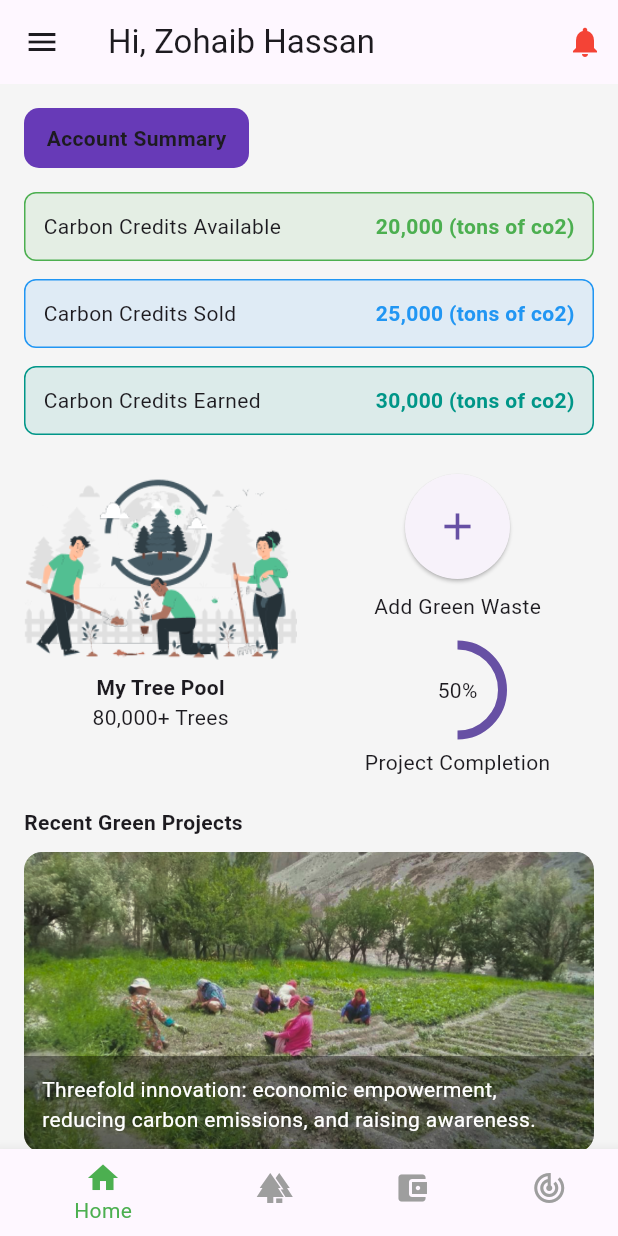
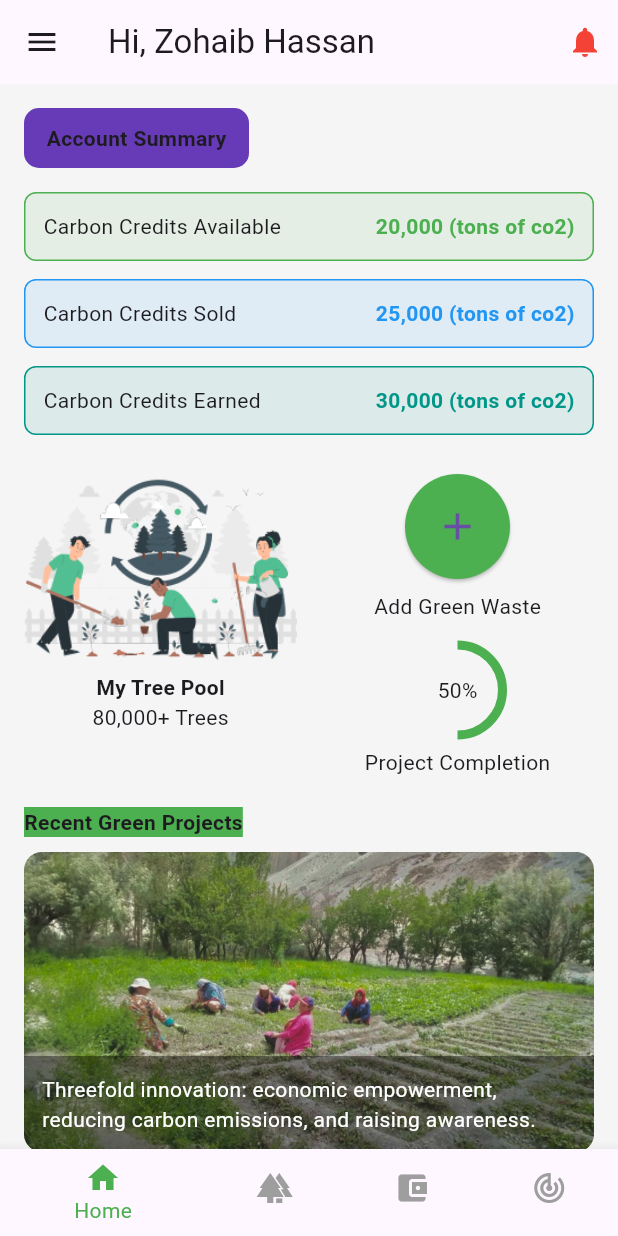
Before and after one commit to Ahmad163563/internship-project, a Flutter app: the screen it shows after launch, on a phone screen of 412 x 824 dp. Run offline on Flutter 3.47's test engine with Material 3 defaults, Android fonts, the phone set to English and light mode, and no system bars.

```diff
--- a/lib/home_screen/homescreen.dart
+++ b/lib/home_screen/homescreen.dart
@@ -56,6 +56,7 @@ class home_screen extends StatelessWidget {
                           style: ElevatedButton.styleFrom(
                             shape: CircleBorder(),
                             padding: EdgeInsets.all(20),
+                            backgroundColor: Colors.green
                           ),
                           child: Icon(Icons.add, size: 30),
                         ),
@@ -70,6 +71,7 @@ class home_screen extends StatelessWidget {
                               width: 60,
                               child: CircularProgressIndicator(
                                 value: 0.5,
+                                color: Colors.green,
                                 strokeWidth: 6,
                               ),
                             ),
@@ -87,7 +89,7 @@ class home_screen extends StatelessWidget {
               SizedBox(height: 20),
 
               // Recent Project Section
-              Text("Recent Green Projects", style: TextStyle(fontWeight: FontWeight.bold)),
+              Container(color:Colors.green,child: Text("Recent Green Projects", style: TextStyle(fontWeight: FontWeight.bold))),
               SizedBox(height: 10),
               ClipRRect(
                 borderRadius: BorderRadius.circular(12),
```
